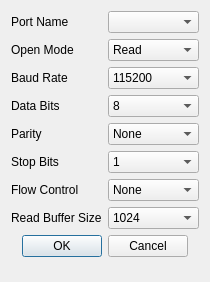
Qt form QtProject/Generator/uartconfigdialog.ui (QArchy/Arbitrary-Waveform-Generator) before a commit.
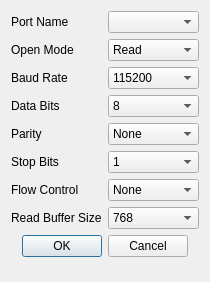
The same form after that commit.

```diff
--- a/QtProject/Generator/uartconfigdialog.ui
+++ b/QtProject/Generator/uartconfigdialog.ui
@@ -6,7 +6,7 @@
    <rect>
     <x>0</x>
     <y>0</y>
-    <width>184</width>
+    <width>196</width>
     <height>282</height>
    </rect>
   </property>
@@ -16,6 +16,12 @@
     <verstretch>0</verstretch>
    </sizepolicy>
   </property>
+  <property name="maximumSize">
+   <size>
+    <width>196</width>
+    <height>282</height>
+   </size>
+  </property>
   <property name="windowTitle">
    <string>Dialog</string>
   </property>
@@ -179,7 +185,7 @@
     <widget class="QComboBox" name="ReadBufferSizeComboBox">
      <item>
       <property name="text">
-       <string>1024</string>
+       <string>768</string>
       </property>
      </item>
     </widget>
```
Left out of the diff: 6 changed lines with no effect on the pictures.
